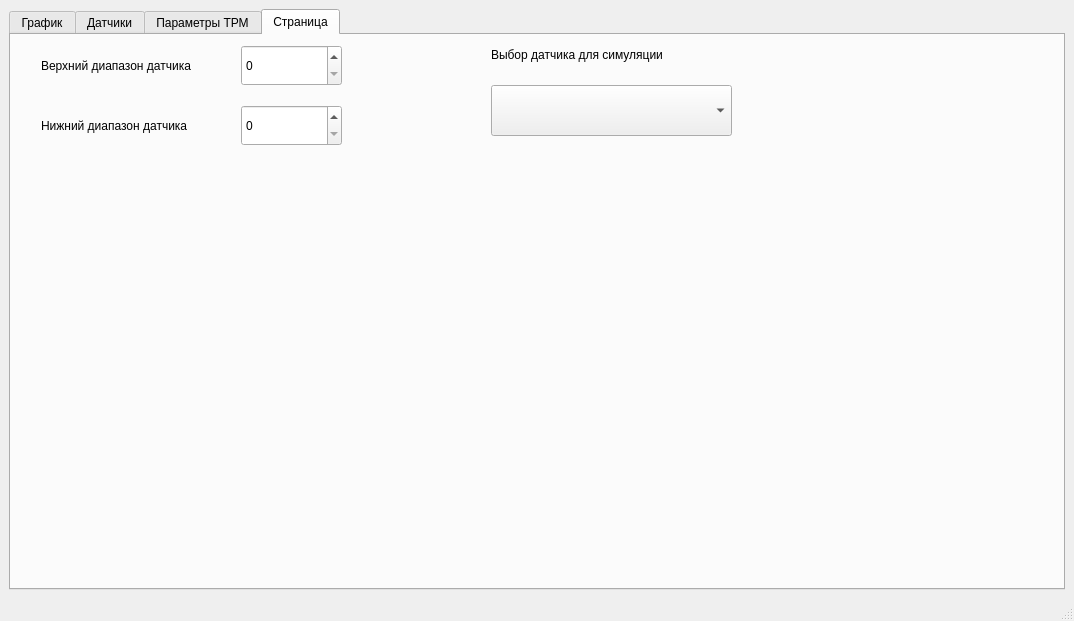
Marik28/dissertation, file src/dissertation_gui/main_window.ui: the form before one commit.
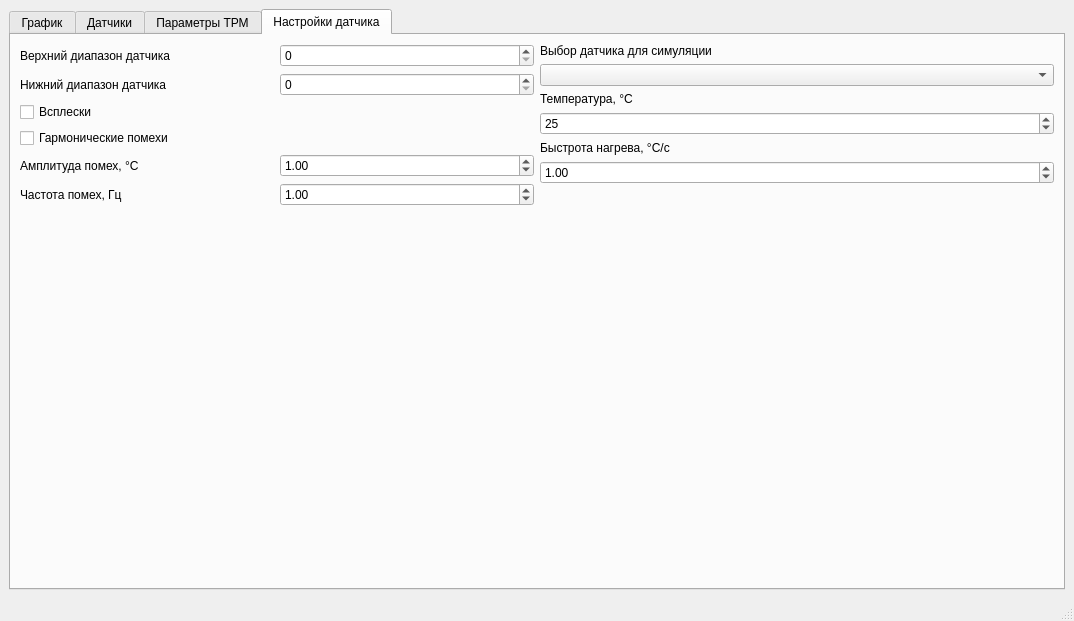
The form after the commit. The open tabs and pages were chosen to show the change. Custom widgets are drawn as their Qt base class.

What changed in the file:
```diff
--- a/src/dissertation_gui/main_window.ui
+++ b/src/dissertation_gui/main_window.ui
@@ -32,121 +32,6 @@
           </item>
           <item>
            <layout class="QVBoxLayout" name="verticalLayout_6">
-            <item>
-             <widget class="QLabel" name="label_3">
-              <property name="text">
-               <string>Температура, °C</string>
-              </property>
-              <property name="wordWrap">
-               <bool>true</bool>
-              </property>
-             </widget>
-            </item>
-            <item>
-             <widget class="QSpinBox" name="temp_spin_box">
-              <property name="minimum">
-               <number>-50</number>
-              </property>
-              <property name="maximum">
-               <number>100</number>
-              </property>
-              <property name="value">
-               <number>25</number>
-              </property>
-             </widget>
-            </item>
-            <item>
-             <widget class="QLabel" name="label_4">
-              <property name="text">
-               <string>Быстрота нагрева, °C/с</string>
-              </property>
-              <property name="wordWrap">
-               <bool>true</bool>
-              </property>
-             </widget>
-            </item>
-            <item>
-             <widget class="QDoubleSpinBox" name="k_spin_box">
-              <property name="minimum">
-               <double>0.100000000000000</double>
-              </property>
-              <property name="maximum">
-               <double>10.000000000000000</double>
-              </property>
-              <property name="singleStep">
-               <double>0.100000000000000</double>
-              </property>
-              <property name="value">
-               <double>1.000000000000000</double>
-              </property>
-             </widget>
-            </item>
-            <item>
-             <widget class="QCheckBox" name="bursts_check_box">
-              <property name="text">
-               <string>Всплески</string>
-              </property>
-             </widget>
-            </item>
-            <item>
-             <widget class="QCheckBox" name="sin_check_box">
-              <property name="text">
-               <string>Гармонические помехи</string>
-              </property>
-             </widget>
-            </item>
-            <item>
-             <widget class="QLabel" name="label_10">
-              <property name="text">
-               <string>Частота помех, Гц</string>
-              </property>
-              <property name="wordWrap">
-               <bool>true</bool>
-              </property>
-             </widget>
-            </item>
-            <item>
-             <widget class="QDoubleSpinBox" name="interference_frequency_spin_box">
-              <property name="minimum">
-               <double>0.100000000000000</double>
-              </property>
-              <property name="maximum">
-               <double>10.000000000000000</double>
-              </property>
-              <property name="singleStep">
-               <double>0.100000000000000</double>
-              </property>
-              <property name="value">
-               <double>1.000000000000000</double>
-              </property>
-             </widget>
-            </item>
-            <item>
-             <widget class="QLabel" name="label_11">
-              <property name="text">
-               <string>Амплитуда помех, °C</string>
-              </property>
-              <property name="wordWrap">
-               <bool>true</bool>
-              </property>
-             </widget>
-            </item>
-            <item>
-             <widget class="QDoubleSpinBox" name="interference_amplitude_spin_box">
-              <property name="minimum">
-               <double>0.100000000000000</double>
-              </property>
-              <property name="maximum">
-               <double>10.000000000000000</double>
-              </property>
-              <property name="singleStep">
-               <double>0.100000000000000</double>
-              </property>
-              <property name="value">
-               <double>1.000000000000000</double>
-              </property>
-             </widget>
-            </item>
             <item>
              <widget class="QPushButton" name="reset_plot_button">
               <property name="text">
@@ -313,77 +198,217 @@
       </widget>
       <widget class="QWidget" name="settings_tab">
        <attribute name="title">
-        <string>Страница</string>
+        <string>Настройки датчика</string>
        </attribute>
-       <widget class="QLabel" name="label_8">
-        <property name="geometry">
-         <rect>
-          <x>30</x>
-          <y>20</y>
-          <width>201</width>
-          <height>21</height>
-         </rect>
-        </property>
-        <property name="text">
-         <string>Верхний диапазон датчика</string>
-        </property>
-       </widget>
-       <widget class="QLabel" name="label_9">
-        <property name="geometry">
-         <rect>
-          <x>30</x>
-          <y>80</y>
-          <width>201</width>
-          <height>21</height>
-         </rect>
-        </property>
-        <property name="text">
-         <string>Нижний диапазон датчика</string>
-        </property>
-       </widget>
-       <widget class="QSpinBox" name="uas_min_temp">
-        <property name="geometry">
-         <rect>
-          <x>230</x>
-          <y>70</y>
-          <width>101</width>
-          <height>41</height>
-         </rect>
-        </property>
-       </widget>
-       <widget class="QSpinBox" name="uas_max_temp">
-        <property name="geometry">
-         <rect>
-          <x>230</x>
-          <y>10</y>
-          <width>101</width>
-          <height>41</height>
-         </rect>
-        </property>
-       </widget>
-       <widget class="SensorsComboBox" name="sensors_combo_box_2">
-        <property name="geometry">
-         <rect>
-          <x>480</x>
-          <y>50</y>
-          <width>241</width>
-          <height>51</height>
-         </rect>
-        </property>
-       </widget>
-       <widget class="QLabel" name="label_6">
-        <property name="geometry">
-         <rect>
-          <x>480</x>
-          <y>10</y>
-          <width>241</width>
-          <height>20</height>
-         </rect>
-        </property>
-        <property name="text">
-         <string>Выбор датчика для симуляции</string>
-        </property>
-       </widget>
+       <layout class="QVBoxLayout" name="verticalLayout_11">
+        <item>
+         <layout class="QHBoxLayout" name="horizontalLayout_6">
+          <item>
+           <layout class="QVBoxLayout" name="verticalLayout_7">
+            <item>
+             <layout class="QHBoxLayout" name="horizontalLayout_2">
+              <item>
+               <widget class="QLabel" name="label_8">
+                <property name="text">
+                 <string>Верхний диапазон датчика</string>
+                </property>
+               </widget>
+              </item>
+              <item>
+               <widget class="QSpinBox" name="uas_max_temp"/>
+              </item>
+             </layout>
+            </item>
+            <item>
+             <layout class="QHBoxLayout" name="horizontalLayout_5">
+              <item>
+               <widget class="QLabel" name="label_9">
+                <property name="text">
+                 <string>Нижний диапазон датчика</string>
+                </property>
+               </widget>
+              </item>
+              <item>
+               <widget class="QSpinBox" name="uas_min_temp"/>
+              </item>
+             </layout>
+            </item>
+            <item>
+             <layout class="QVBoxLayout" name="verticalLayout_10">
+              <item>
+               <widget class="QCheckBox" name="bursts_check_box">
+                <property name="text">
+                 <string>Всплески</string>
+                </property>
+               </widget>
+              </item>
+              <item>
+               <widget class="QCheckBox" name="sin_check_box">
+                <property name="text">
+                 <string>Гармонические помехи</string>
+                </property>
+               </widget>
+              </item>
+             </layout>
+            </item>
+            <item>
+             <layout class="QHBoxLayout" name="horizontalLayout_8">
+              <item>
+               <widget class="QLabel" name="label_11">
+                <property name="text">
+                 <string>Амплитуда помех, °C</string>
+                </property>
+                <property name="wordWrap">
+                 <bool>true</bool>
+                </property>
+               </widget>
+              </item>
+              <item>
+               <widget class="QDoubleSpinBox" name="interference_amplitude_spin_box">
+                <property name="minimum">
+                 <double>0.100000000000000</double>
+                </property>
+                <property name="maximum">
+                 <double>10.000000000000000</double>
+                </property>
+                <property name="singleStep">
+                 <double>0.100000000000000</double>
+                </property>
+                <property name="value">
+                 <double>1.000000000000000</double>
+                </property>
+               </widget>
+              </item>
+             </layout>
+            </item>
+            <item>
+             <layout class="QHBoxLayout" name="horizontalLayout_7">
+              <item>
+               <widget class="QLabel" name="label_10">
+                <property name="text">
+                 <string>Частота помех, Гц</string>
+                </property>
+                <property name="wordWrap">
+                 <bool>true</bool>
+                </property>
+               </widget>
+              </item>
+              <item>
+               <widget class="QDoubleSpinBox" name="interference_frequency_spin_box">
+                <property name="minimum">
+                 <double>0.100000000000000</double>
+                </property>
+                <property name="maximum">
+                 <double>10.000000000000000</double>
+                </property>
+                <property name="singleStep">
+                 <double>0.100000000000000</double>
+                </property>
+                <property name="value">
+                 <double>1.000000000000000</double>
+                </property>
+               </widget>
+              </item>
+             </layout>
+            </item>
+            <item>
+             <spacer name="verticalSpacer_4">
+              <property name="orientation">
+               <enum>Qt::Vertical</enum>
+              </property>
+              <property name="sizeHint" stdset="0">
+               <size>
+                <width>20</width>
+                <height>40</height>
+               </size>
+              </property>
+             </spacer>
+            </item>
+           </layout>
+          </item>
+          <item>
+           <layout class="QVBoxLayout" name="verticalLayout_8">
+            <item>
+             <widget class="QLabel" name="label_6">
+              <property name="text">
+               <string>Выбор датчика для симуляции</string>
+              </property>
+             </widget>
+            </item>
+            <item>
+             <widget class="SensorsComboBox" name="sensors_combo_box_2"/>
+            </item>
+            <item>
+             <layout class="QVBoxLayout" name="verticalLayout_9">
+              <item>
+               <widget class="QLabel" name="label_3">
+                <property name="text">
+                 <string>Температура, °C</string>
+                </property>
+                <property name="wordWrap">
+                 <bool>true</bool>
+                </property>
+               </widget>
+              </item>
+              <item>
+               <widget class="QSpinBox" name="temp_spin_box">
+                <property name="minimum">
+                 <number>-50</number>
+                </property>
+                <property name="maximum">
+                 <number>100</number>
+                </property>
+                <property name="value">
+                 <number>25</number>
+                </property>
+               </widget>
+              </item>
+              <item>
+               <widget class="QLabel" name="label_4">
+                <property name="text">
+                 <string>Быстрота нагрева, °C/с</string>
+                </property>
+                <property name="wordWrap">
+                 <bool>true</bool>
+                </property>
+               </widget>
+              </item>
+              <item>
+               <widget class="QDoubleSpinBox" name="k_spin_box">
+                <property name="minimum">
+                 <double>0.100000000000000</double>
+                </property>
+                <property name="maximum">
+                 <double>10.000000000000000</double>
+                </property>
+                <property name="singleStep">
+                 <double>0.100000000000000</double>
+                </property>
+                <property name="value">
+                 <double>1.000000000000000</double>
+                </property>
+               </widget>
+              </item>
+             </layout>
+            </item>
+            <item>
+             <spacer name="verticalSpacer_2">
+              <property name="orientation">
+               <enum>Qt::Vertical</enum>
+              </property>
+              <property name="sizeHint" stdset="0">
+               <size>
+                <width>20</width>
+                <height>40</height>
+               </size>
+              </property>
+             </spacer>
+            </item>
+           </layout>
+          </item>
+         </layout>
+        </item>
+       </layout>
       </widget>
      </widget>
     </item>
```
Left out of the diff: 37 changed lines with no effect on the pictures.
